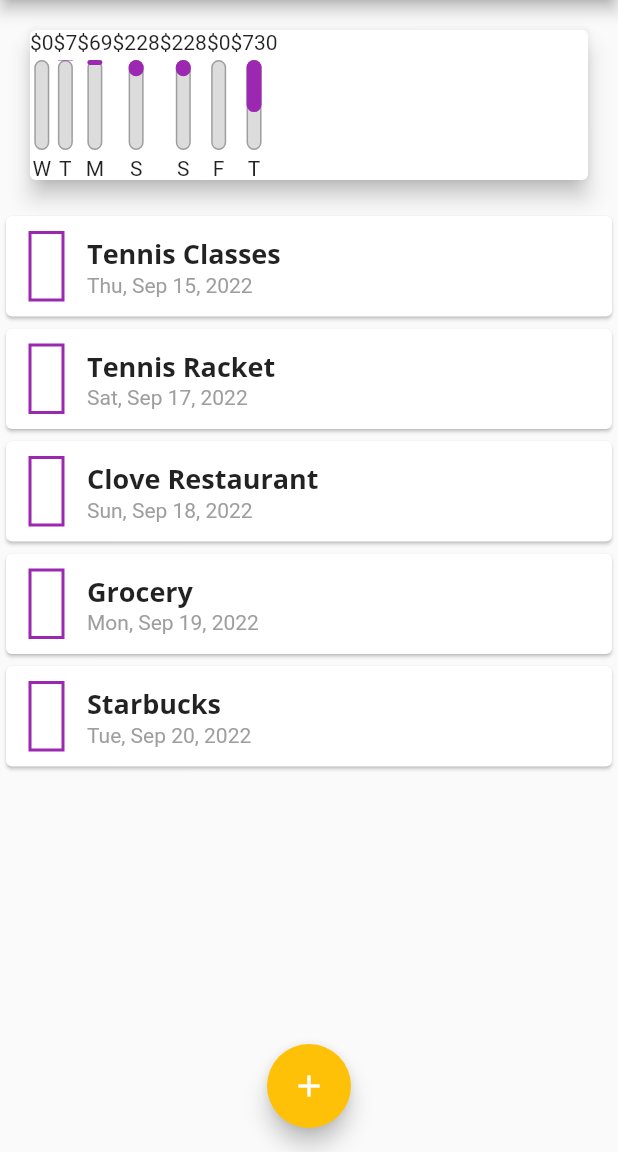
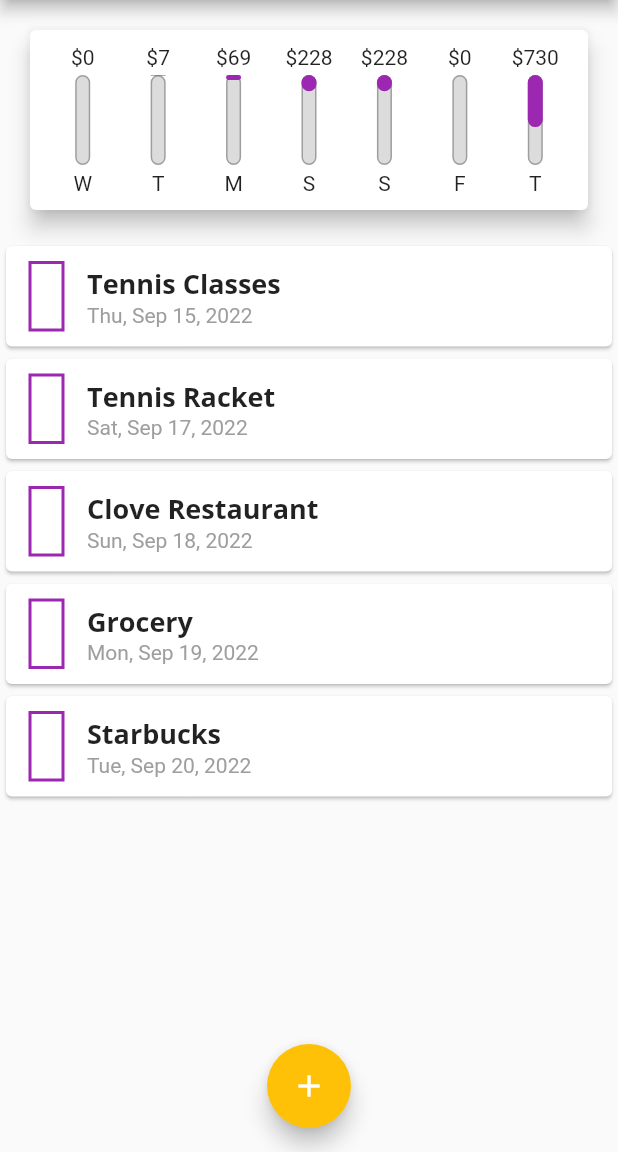
Before and after one commit to arnab/flutter_playground_expenses, a Flutter app: the screen it shows after launch, on a phone screen of 412 x 824 dp, the part 84-1236 px from its top. Run offline on Flutter 3.47's test engine with Material 2 defaults, Android fonts, the phone set to English and light mode, and no system bars; missing offline and left inert: dart:ffi, money2.

Commit message:
using Padding and FittedBox widgets to style spaces in the chart

```diff
--- a/lib/widgets/chart.dart
+++ b/lib/widgets/chart.dart
@@ -36,14 +36,21 @@ class Chart extends StatelessWidget {
     return Card(
       elevation: 6,
       margin: const EdgeInsets.all(20),
+      child: Padding(
+        padding: const EdgeInsets.all(10),
         child: Row(
+          mainAxisAlignment: MainAxisAlignment.spaceAround,
           children: transactionsByDoW.map((data) {
-          return ChartBar(
+            return Flexible(
+              fit: FlexFit.tight,
+              child: ChartBar(
                 label: data['day'] as String,
                 spendingAmount: (data['amount'] as double),
                 spendingAsPct: totalSpending == 0.0 ? 0.0 : (data['amount'] as double) / totalSpending,
+              ),
             );
           }).toList(),
+        ),
       ),
     );
   }
--- a/lib/widgets/chart_bar.dart
+++ b/lib/widgets/chart_bar.dart
@@ -16,7 +16,7 @@ class ChartBar extends StatelessWidget {
   Widget build(BuildContext context) {
     return Column(
       children: [
-        Text('\$${spendingAmount.toStringAsFixed(0)}'),
+        FittedBox(child: Text('\$${spendingAmount.toStringAsFixed(0)}')),
         const SizedBox(
           height: 4,
         ),
```
Lines whose indentation alone changed are shown as unchanged.
